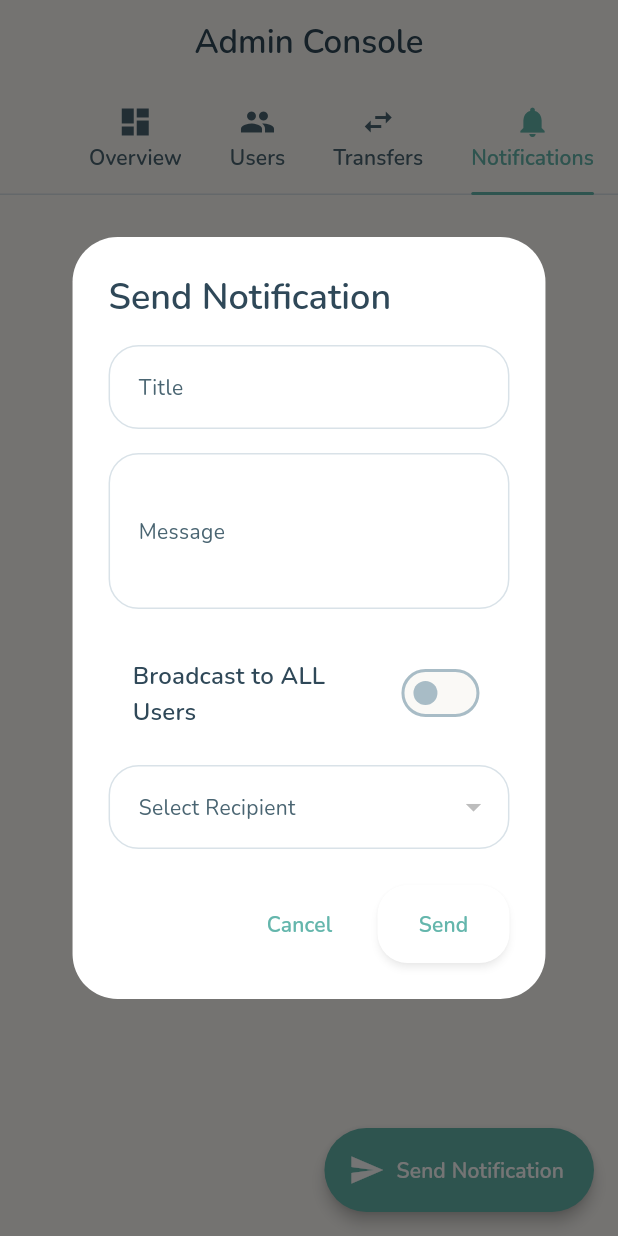
After one commit to freeluncher/dopply-v2, a Flutter app: the AdminDashboardScreen screen opened by its route, tab 4 chosen, after a tap on "Send Notification", on a phone screen of 412 x 824 dp. The commit adds this screen. Run offline on Flutter 3.47's test engine with Material 3 defaults, Android fonts, the phone set to English and light mode, and no system bars; our stand-ins replace connectivity_plus, equatable, firebase_core, firebase_messaging, fl_chart, flutter_blue_plus and 12 more; missing offline and left inert: ota_update; accounts and stored records are empty; network calls fail; project files that could hold a hidden picture were left out.

Commit message:
feat: introduce admin dashboard with notification viewing and sending capabilities

```diff
--- a/lib/src/features/dashboard/presentation/admin_dashboard_screen.dart
+++ b/lib/src/features/dashboard/presentation/admin_dashboard_screen.dart
@@ -1,6 +1,7 @@
 import 'package:flutter/material.dart';
 import 'package:flutter_riverpod/flutter_riverpod.dart';
 
+import 'admin_views/notifications_tab.dart';
 import 'admin_views/overview_tab.dart';
 import 'admin_views/users_tab.dart';
 import 'admin_views/transfers_tab.dart';
@@ -11,20 +12,27 @@ class AdminDashboardScreen extends ConsumerWidget {
   @override
   Widget build(BuildContext context, WidgetRef ref) {
     return DefaultTabController(
-      length: 3,
+      length: 4,
       child: Scaffold(
         appBar: AppBar(
           title: const Text('Admin Console'),
           bottom: const TabBar(
+            isScrollable: true,
             tabs: [
               Tab(icon: Icon(Icons.dashboard), text: 'Overview'),
               Tab(icon: Icon(Icons.people), text: 'Users'),
               Tab(icon: Icon(Icons.swap_horiz_outlined), text: 'Transfers'),
+              Tab(icon: Icon(Icons.notifications), text: 'Notifications'),
             ],
           ),
         ),
         body: const TabBarView(
-          children: [OverviewTab(), UsersTab(), TransfersTab()],
+          children: [
+            OverviewTab(),
+            UsersTab(),
+            TransfersTab(),
+            NotificationsTab(),
+          ],
         ),
       ),
     );
--- /dev/null
+++ b/lib/src/features/dashboard/presentation/admin_views/notifications_tab.dart
@@ -0,0 +1,227 @@
+import 'package:flutter/material.dart';
+import 'package:flutter_riverpod/flutter_riverpod.dart';
+import 'package:supabase_flutter/supabase_flutter.dart';
+import 'package:intl/intl.dart';
+
+final adminNotificationsProvider =
+    FutureProvider.autoDispose<List<Map<String, dynamic>>>((ref) async {
+      final data = await Supabase.instance.client
+          .from('notifications')
+          .select('*, recipient:recipient_id(full_name, email)')
+          .order('created_at', ascending: false)
+          .limit(50);
+      return List<Map<String, dynamic>>.from(data);
+    });
+
+class NotificationsTab extends ConsumerStatefulWidget {
+  const NotificationsTab({super.key});
+
+  @override
+  ConsumerState<NotificationsTab> createState() => _NotificationsTabState();
+}
+
+class _NotificationsTabState extends ConsumerState<NotificationsTab> {
+  @override
+  Widget build(BuildContext context) {
+    final notificationsAsync = ref.watch(adminNotificationsProvider);
+
+    return Scaffold(
+      floatingActionButton: FloatingActionButton.extended(
+        onPressed: () => _showCreateNotificationDialog(context, ref),
+        label: const Text('Send Notification'),
+        icon: const Icon(Icons.send),
+      ),
+      body: notificationsAsync.when(
+        data: (notifications) {
+          if (notifications.isEmpty) {
+            return const Center(child: Text("No notifications sent yet."));
+          }
+
+          return ListView.separated(
+            padding: const EdgeInsets.all(16),
+            itemCount: notifications.length,
+            separatorBuilder: (_, __) => const Divider(),
+            itemBuilder: (context, index) {
+              final notif = notifications[index];
+              final recipient = notif['recipient'];
+              final recipientName = recipient != null
+                  ? recipient['full_name']
+                  : 'System/Broadcast';
+              final date = DateTime.parse(notif['created_at']).toLocal();
+
+              return ListTile(
+                leading: CircleAvatar(
+                  backgroundColor: Colors.orange[100],
+                  child: const Icon(Icons.notifications, color: Colors.orange),
+                ),
+                title: Text(notif['title'] ?? 'No Title'),
+                subtitle: Column(
+                  crossAxisAlignment: CrossAxisAlignment.start,
+                  children: [
+                    Text(notif['message'] ?? ''),
+                    const SizedBox(height: 4),
+                    Text(
+                      'To: $recipientName • ${DateFormat('dd MMM HH:mm').format(date)}',
+                      style: Theme.of(context).textTheme.bodySmall,
+                    ),
+                  ],
+                ),
+                trailing: notif['status'] == 'read'
+                    ? const Icon(Icons.done_all, color: Colors.blue, size: 16)
+                    : const Icon(Icons.done, color: Colors.grey, size: 16),
+              );
+            },
+          );
+        },
+        error: (err, stack) => Center(child: Text('Error: $err')),
+        loading: () => const Center(child: CircularProgressIndicator()),
+      ),
+    );
+  }
+
+  Future<void> _showCreateNotificationDialog(
+    BuildContext context,
+    WidgetRef ref,
+  ) async {
+    final titleController = TextEditingController();
+    final messageController = TextEditingController();
+    bool isBroadcast = false;
+    String? selectedUserId;
+
+    // Fetch users for dropdown
+    List<Map<String, dynamic>> users = [];
+    try {
+      final res = await Supabase.instance.client
+          .from('profiles')
+          .select('id, full_name, email')
+          .order('full_name');
+      users = List<Map<String, dynamic>>.from(res);
+    } catch (e) {
+      // Handle error gracefully
+    }
+
+    if (!context.mounted) return;
+
+    await showDialog(
+      context: context,
+      builder: (context) => StatefulBuilder(
+        builder: (context, setState) {
+          return AlertDialog(
+            title: const Text('Send Notification'),
+            content: SingleChildScrollView(
+              child: Column(
+                mainAxisSize: MainAxisSize.min,
+                children: [
+                  TextField(
+                    controller: titleController,
+                    decoration: const InputDecoration(
+                      labelText: 'Title',
+                      hintText: 'e.g. System Maintenance',
+                    ),
+                  ),
+                  const SizedBox(height: 16),
+                  TextField(
+                    controller: messageController,
+                    decoration: const InputDecoration(
+                      labelText: 'Message',
+                      hintText: 'e.g. Creating downtime...',
+                    ),
+                    maxLines: 3,
+                  ),
+                  const SizedBox(height: 16),
+                  SwitchListTile(
+                    title: const Text('Broadcast to ALL Users'),
+                    value: isBroadcast,
+                    onChanged: (val) => setState(() => isBroadcast = val),
+                  ),
+                  if (!isBroadcast) ...[
+                    const SizedBox(height: 8),
+                    DropdownButtonFormField<String>(
+                      isExpanded: true,
+                      decoration: const InputDecoration(
+                        labelText: 'Select Recipient',
+                      ),
+                      items: users
+                          .map(
+                            (u) => DropdownMenuItem(
+                              value: u['id'] as String,
+                              child: Text(
+                                '${u['full_name']} (${u['email']})',
+                                overflow: TextOverflow.ellipsis,
+                              ),
+                            ),
+                          )
+                          .toList(),
+                      onChanged: (val) => setState(() => selectedUserId = val),
+                    ),
+                  ],
+                ],
+              ),
+            ),
+            actions: [
+              TextButton(
+                onPressed: () => Navigator.pop(context),
+                child: const Text('Cancel'),
+              ),
+              ElevatedButton(
+                onPressed: () async {
+                  if (titleController.text.isEmpty ||
+                      messageController.text.isEmpty)
+                    return;
+
+                  try {
+                    if (isBroadcast) {
+                      // Call RPC
+                      await Supabase.instance.client.rpc(
+                        'send_broadcast_notification',
+                        params: {
+                          'title': titleController.text,
+                          'message': messageController.text,
+                          'sender_id':
+                              Supabase.instance.client.auth.currentUser?.id,
+                        },
+                      );
+                    } else {
+                      if (selectedUserId == null) return;
+                      // Regular Insert
+                      await Supabase.instance.client
+                          .from('notifications')
+                          .insert({
+                            'recipient_id': selectedUserId,
+                            'sender_id':
+                                Supabase.instance.client.auth.currentUser?.id,
+                            'title': titleController.text,
+                            'message': messageController.text,
+                          });
+                    }
+
+                    if (context.mounted) {
+                      Navigator.pop(context);
+                      ref.invalidate(adminNotificationsProvider);
+                      ScaffoldMessenger.of(context).showSnackBar(
+                        SnackBar(
+                          content: Text(
+                            isBroadcast
+                                ? 'Broadcast sent!'
+                                : 'Notification sent!',
+                          ),
+                        ),
+                      );
+                    }
+                  } catch (e) {
+                    if (context.mounted) {
+                      ScaffoldMessenger.of(
+                        context,
+                      ).showSnackBar(SnackBar(content: Text('Error: $e')));
+                    }
+                  }
+                },
+                child: const Text('Send'),
+              ),
+            ],
+          );
+        },
+      ),
+    );
+  }
+}
```
Also changed, not shown: 1 other file.
